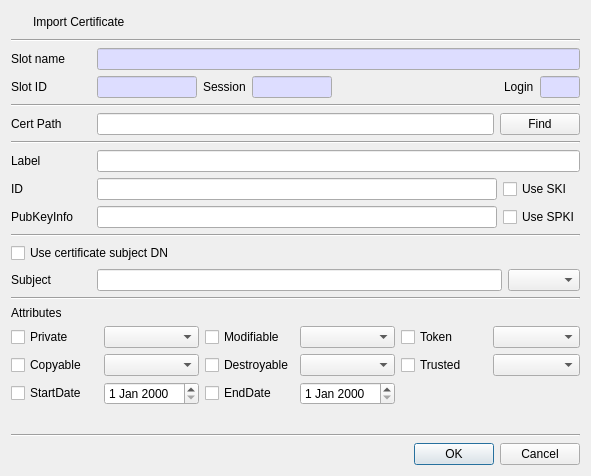
The window that CryptokiMan/import_cert_dlg.ui (jykim74/CryptokiMan) describes before a commit, drawn with Qt 5.
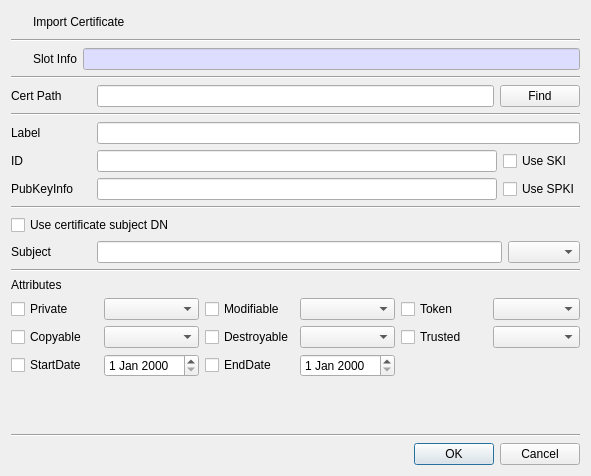
The same window after the commit. Icons and pictures are not drawn.

```diff
--- a/CryptokiMan/import_cert_dlg.ui
+++ b/CryptokiMan/import_cert_dlg.ui
@@ -63,21 +63,8 @@
      <property name="topMargin">
       <number>0</number>
      </property>
-     <item row="0" column="0">
-      <widget class="QLabel" name="label">
-       <property name="minimumSize">
-        <size>
-         <width>80</width>
-         <height>0</height>
-        </size>
-       </property>
-       <property name="text">
-        <string>Slot name</string>
-       </property>
-      </widget>
-     </item>
-     <item row="0" column="1">
-      <widget class="QLineEdit" name="mSlotNameText">
+     <item row="0" column="2">
+      <widget class="QLineEdit" name="mSlotInfoText">
        <property name="palette">
         <palette>
          <active>
@@ -110,193 +97,44 @@
        </property>
       </widget>
      </item>
-    </layout>
-   </item>
-   <item>
-    <layout class="QGridLayout" name="gridLayout">
-     <property name="topMargin">
-      <number>0</number>
-     </property>
-     <item row="0" column="6">
-      <widget class="QLineEdit" name="mLoginText">
-       <property name="maximumSize">
-        <size>
-         <width>40</width>
-         <height>16777215</height>
-        </size>
-       </property>
-       <property name="palette">
-        <palette>
-         <active>
-          <colorrole role="Base">
-           <brush brushstyle="SolidPattern">
-            <color alpha="255">
-             <red>221</red>
-             <green>221</green>
-             <blue>255</blue>
-            </color>
-           </brush>
-          </colorrole>
-         </active>
-         <inactive>
-          <colorrole role="Base">
-           <brush brushstyle="SolidPattern">
-            <color alpha="255">
-             <red>221</red>
-             <green>221</green>
-             <blue>255</blue>
-            </color>
-           </brush>
-          </colorrole>
-         </inactive>
-         <disabled>
-          <colorrole role="Base">
-           <brush brushstyle="SolidPattern">
-            <color alpha="255">
-             <red>240</red>
-             <green>240</green>
-             <blue>240</blue>
-            </color>
-           </brush>
-          </colorrole>
-         </disabled>
-        </palette>
-       </property>
-      </widget>
-     </item>
-     <item row="0" column="3">
-      <widget class="QLineEdit" name="mSessionText">
-       <property name="maximumSize">
-        <size>
-         <width>80</width>
-         <height>16777215</height>
-        </size>
-       </property>
-       <property name="palette">
-        <palette>
-         <active>
-          <colorrole role="Base">
-           <brush brushstyle="SolidPattern">
-            <color alpha="255">
-             <red>221</red>
-             <green>221</green>
-             <blue>255</blue>
-            </color>
-           </brush>
-          </colorrole>
-         </active>
-         <inactive>
-          <colorrole role="Base">
-           <brush brushstyle="SolidPattern">
-            <color alpha="255">
-             <red>221</red>
-             <green>221</green>
-             <blue>255</blue>
-            </color>
-           </brush>
-          </colorrole>
-         </inactive>
-         <disabled>
-          <colorrole role="Base">
-           <brush brushstyle="SolidPattern">
-            <color alpha="255">
-             <red>240</red>
-             <green>240</green>
-             <blue>240</blue>
-            </color>
-           </brush>
-          </colorrole>
-         </disabled>
-        </palette>
-       </property>
-      </widget>
-     </item>
-     <item row="0" column="2">
-      <widget class="QLabel" name="label_8">
-       <property name="text">
-        <string>Session</string>
-       </property>
-      </widget>
-     </item>
      <item row="0" column="1">
-      <widget class="QLineEdit" name="mSlotIDText">
-       <property name="maximumSize">
+      <widget class="QLabel" name="label">
+       <property name="minimumSize">
         <size>
-         <width>100</width>
-         <height>16777215</height>
+         <width>0</width>
+         <height>0</height>
         </size>
        </property>
-       <property name="palette">
-        <palette>
-         <active>
-          <colorrole role="Base">
-           <brush brushstyle="SolidPattern">
-            <color alpha="255">
-             <red>221</red>
-             <green>221</green>
-             <blue>255</blue>
-            </color>
-           </brush>
-          </colorrole>
-         </active>
-         <inactive>
-          <colorrole role="Base">
-           <brush brushstyle="SolidPattern">
-            <color alpha="255">
-             <red>221</red>
-             <green>221</green>
-             <blue>255</blue>
-            </color>
-           </brush>
-          </colorrole>
-         </inactive>
-         <disabled>
-          <colorrole role="Base">
-           <brush brushstyle="SolidPattern">
-            <color alpha="255">
-             <red>240</red>
-             <green>240</green>
-             <blue>240</blue>
-            </color>
-           </brush>
-          </colorrole>
-         </disabled>
-        </palette>
+       <property name="text">
+        <string>Slot Info</string>
        </property>
       </widget>
      </item>
      <item row="0" column="0">
-      <widget class="QLabel" name="label_3">
+      <widget class="QPushButton" name="mSlotBtn">
        <property name="minimumSize">
         <size>
-         <width>80</width>
+         <width>16</width>
          <height>0</height>
         </size>
        </property>
-       <property name="text">
-        <string>Slot ID</string>
-       </property>
-      </widget>
-     </item>
-     <item row="0" column="5">
-      <widget class="QLabel" name="label_9">
-       <property name="text">
-        <string>Login</string>
-       </property>
-      </widget>
-     </item>
-     <item row="0" column="4">
-      <spacer name="horizontalSpacer">
-       <property name="orientation">
-        <enum>Qt::Horizontal</enum>
-       </property>
-       <property name="sizeHint" stdset="0">
+       <property name="maximumSize">
         <size>
-         <width>40</width>
-         <height>20</height>
+         <width>16</width>
+         <height>16777215</height>
         </size>
        </property>
-      </spacer>
+       <property name="text">
+        <string/>
+       </property>
+       <property name="icon">
+        <iconset resource="cryptokiman.qrc">
+         <normaloff>:/images/slot.png</normaloff>:/images/slot.png</iconset>
+       </property>
+       <property name="flat">
+        <bool>true</bool>
+       </property>
+      </widget>
      </item>
     </layout>
    </item>
```
Left out of the diff: 5 changed lines with no effect on the pictures.
